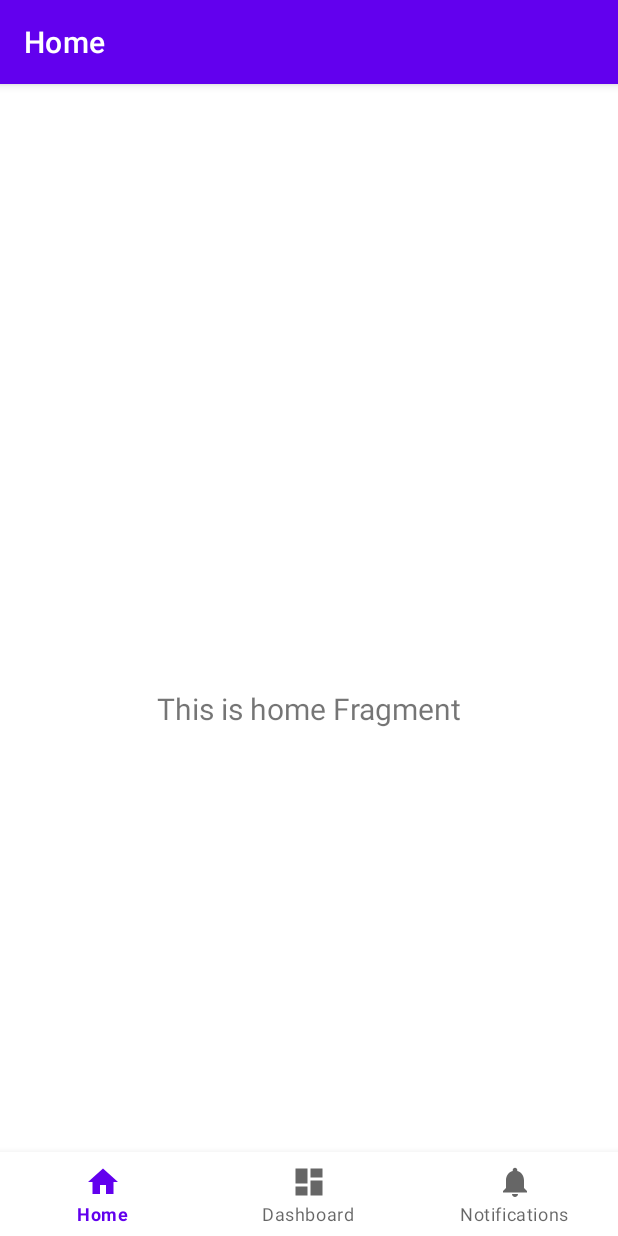
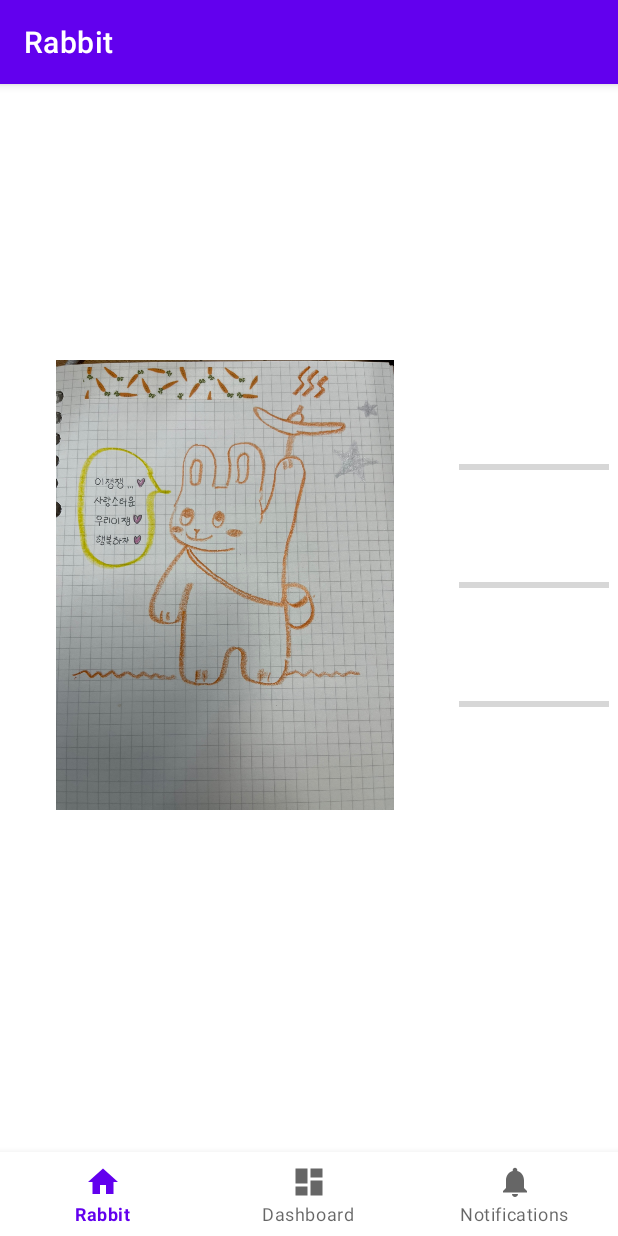
Before and after one commit to jslee314/MyRabbit, an Android app: the screen it shows after launch (MainActivity), on a phone screen of 412 x 824 dp. Run offline under Robolectric (Android 15) with nearby library versions, the phone set to English and light mode, and no system bars; our stand-ins replace navigation-ui.

Commit message:
rabbit fragment image와 progressbar 삽입

```diff
--- a/app/src/main/java/com/jslee314/myRabbit/MainActivity.kt
+++ b/app/src/main/java/com/jslee314/myRabbit/MainActivity.kt
@@ -26,7 +26,7 @@ class MainActivity : AppCompatActivity() {
         // menu should be considered as top level destinations.
         val appBarConfiguration = AppBarConfiguration(
             setOf(
-                R.id.navigation_home, R.id.navigation_dashboard, R.id.navigation_notifications
+                R.id.navigation_rabbit, R.id.navigation_dashboard, R.id.navigation_notifications
             )
         )
         setupActionBarWithNavController(navController, appBarConfiguration)
--- a/app/src/main/java/com/jslee314/myRabbit/ui/dashboard/DashboardFragment.kt
+++ b/app/src/main/java/com/jslee314/myRabbit/ui/dashboard/DashboardFragment.kt
@@ -32,6 +32,7 @@ class DashboardFragment : Fragment() {
         dashboardViewModel.text.observe(viewLifecycleOwner) {
             textView.text = it
         }
+
         return root
     }
 
--- a/app/src/main/java/com/jslee314/myRabbit/ui/home/HomeFragment.kt
+++ b/app/src/main/java/com/jslee314/myRabbit/ui/rabbit/RabbitFragment.kt
@@ -1,4 +1,4 @@
-package com.jslee314.myRabbit.ui.home
+package com.jslee314.myRabbit.ui.rabbit
 
 import android.os.Bundle
 import android.view.LayoutInflater
@@ -7,14 +7,13 @@ import android.view.ViewGroup
 import android.widget.TextView
 import androidx.fragment.app.Fragment
 import androidx.lifecycle.ViewModelProvider
-import com.jslee314.myRabbit.databinding.FragmentHomeBinding
+import com.jslee314.myRabbit.databinding.FragmentRabbitBinding
 
-class HomeFragment : Fragment() {
+class RabbitFragment : Fragment() {
 
-    private var _binding: FragmentHomeBinding? = null
+    private var _binding: FragmentRabbitBinding? = null
 
-    // This property is only valid between onCreateView and
-    // onDestroyView.
+    // This property is only valid between onCreateView and onDestroyView.
     private val binding get() = _binding!!
 
     override fun onCreateView(
@@ -22,15 +21,15 @@ class HomeFragment : Fragment() {
         container: ViewGroup?,
         savedInstanceState: Bundle?
     ): View {
-        val homeViewModel =
-            ViewModelProvider(this).get(HomeViewModel::class.java)
+        val rabbitViewModel =
+            ViewModelProvider(this).get(RabbitViewModel::class.java)
 
-        _binding = FragmentHomeBinding.inflate(inflater, container, false)
+        _binding = FragmentRabbitBinding.inflate(inflater, container, false)
         val root: View = binding.root
 
         val textView: TextView = binding.textHome
-        homeViewModel.text.observe(viewLifecycleOwner) {
-            textView.text = it
+        rabbitViewModel.text.observe(viewLifecycleOwner) {
+           // textView.text = it
         }
         return root
     }
--- a/app/src/main/java/com/jslee314/myRabbit/ui/home/HomeViewModel.kt
+++ b/app/src/main/java/com/jslee314/myRabbit/ui/rabbit/RabbitViewModel.kt
@@ -1,10 +1,10 @@
-package com.jslee314.myRabbit.ui.home
+package com.jslee314.myRabbit.ui.rabbit
 
 import androidx.lifecycle.LiveData
 import androidx.lifecycle.MutableLiveData
 import androidx.lifecycle.ViewModel
 
-class HomeViewModel : ViewModel() {
+class RabbitViewModel : ViewModel() {
 
     private val _text = MutableLiveData<String>().apply {
         value = "This is home Fragment"
--- a/app/src/main/res/layout/fragment_home.xml
+++ /dev/null
@@ -1,22 +0,0 @@
-<?xml version="1.0" encoding="utf-8"?>
-<androidx.constraintlayout.widget.ConstraintLayout xmlns:android="http://schemas.android.com/apk/res/android"
-    xmlns:app="http://schemas.android.com/apk/res-auto"
-    xmlns:tools="http://schemas.android.com/tools"
-    android:layout_width="match_parent"
-    android:layout_height="match_parent"
-    tools:context=".ui.home.HomeFragment">
-
-    <TextView
-        android:id="@+id/text_home"
-        android:layout_width="match_parent"
-        android:layout_height="wrap_content"
-        android:layout_marginStart="8dp"
-        android:layout_marginTop="8dp"
-        android:layout_marginEnd="8dp"
-        android:textAlignment="center"
-        android:textSize="20sp"
-        app:layout_constraintBottom_toBottomOf="parent"
-        app:layout_constraintEnd_toEndOf="parent"
-        app:layout_constraintStart_toStartOf="parent"
-        app:layout_constraintTop_toTopOf="parent" />
-</androidx.constraintlayout.widget.ConstraintLayout>
--- /dev/null
+++ b/app/src/main/res/layout/fragment_rabbit.xml
@@ -0,0 +1,59 @@
+<?xml version="1.0" encoding="utf-8"?>
+<androidx.constraintlayout.widget.ConstraintLayout
+    xmlns:android="http://schemas.android.com/apk/res/android"
+    xmlns:app="http://schemas.android.com/apk/res-auto"
+    xmlns:tools="http://schemas.android.com/tools"
+    android:layout_width="match_parent"
+    android:layout_height="match_parent"
+    tools:context=".ui.rabbit.RabbitFragment">
+
+    <ProgressBar
+        android:id="@+id/progressBarHP"
+        style="?android:attr/progressBarStyleHorizontal"
+        android:layout_width="100dp"
+        android:layout_height="wrap_content"
+        app:layout_constraintBottom_toTopOf="@+id/progressBarMP"
+        app:layout_constraintEnd_toEndOf="parent"
+        app:layout_constraintStart_toEndOf="@+id/imageView"
+        app:layout_constraintTop_toTopOf="@id/imageView" />
+
+    <ProgressBar
+        android:id="@+id/progressBarMP"
+        style="?android:attr/progressBarStyleHorizontal"
+        android:layout_width="100dp"
+        android:layout_height="wrap_content"
+        app:layout_constraintBottom_toTopOf="@+id/progressBarSP"
+        app:layout_constraintEnd_toEndOf="@+id/progressBarHP"
+        app:layout_constraintStart_toStartOf="@+id/progressBarHP"
+        app:layout_constraintTop_toBottomOf="@+id/progressBarHP" />
+
+    <ProgressBar
+        android:id="@+id/progressBarSP"
+        style="?android:attr/progressBarStyleHorizontal"
+        android:layout_width="100dp"
+        android:layout_height="wrap_content"
+        app:layout_constraintBottom_toBottomOf="@+id/imageView"
+        app:layout_constraintEnd_toEndOf="@+id/progressBarHP"
+        app:layout_constraintStart_toStartOf="@+id/progressBarHP"
+        app:layout_constraintTop_toBottomOf="@+id/progressBarMP" />
+
+    <ImageView
+        android:id="@+id/imageView"
+        android:layout_width="300dp"
+        android:layout_height="300dp"
+        app:layout_constraintBottom_toTopOf="@+id/text_home"
+        app:layout_constraintStart_toStartOf="parent"
+        app:layout_constraintTop_toTopOf="parent"
+        android:src="@drawable/rabbit" />
+
+    <TextView
+        android:id="@+id/text_home"
+        android:layout_width="match_parent"
+        android:layout_height="wrap_content"
+        android:textAlignment="center"
+        android:textSize="20sp"
+        app:layout_constraintEnd_toEndOf="parent"
+        app:layout_constraintStart_toStartOf="parent"
+        app:layout_constraintTop_toBottomOf="@+id/imageView"
+        app:layout_constraintBottom_toBottomOf="parent" />
+</androidx.constraintlayout.widget.ConstraintLayout>
--- a/app/src/main/res/menu/bottom_nav_menu.xml
+++ b/app/src/main/res/menu/bottom_nav_menu.xml
@@ -2,9 +2,9 @@
 <menu xmlns:android="http://schemas.android.com/apk/res/android">
 
     <item
-        android:id="@+id/navigation_home"
+        android:id="@+id/navigation_rabbit"
         android:icon="@drawable/ic_home_black_24dp"
-        android:title="@string/title_home" />
+        android:title="@string/title_rabbit" />
 
     <item
         android:id="@+id/navigation_dashboard"
--- a/app/src/main/res/navigation/mobile_navigation.xml
+++ b/app/src/main/res/navigation/mobile_navigation.xml
@@ -3,13 +3,13 @@
     xmlns:app="http://schemas.android.com/apk/res-auto"
     xmlns:tools="http://schemas.android.com/tools"
     android:id="@+id/mobile_navigation"
-    app:startDestination="@+id/navigation_home">
+    app:startDestination="@+id/navigation_rabbit">
 
     <fragment
-        android:id="@+id/navigation_home"
-        android:name="com.jslee314.myRabbit.ui.home.HomeFragment"
-        android:label="@string/title_home"
-        tools:layout="@layout/fragment_home" />
+        android:id="@+id/navigation_rabbit"
+        android:name="com.jslee314.myRabbit.ui.rabbit.RabbitFragment"
+        android:label="@string/title_rabbit"
+        tools:layout="@layout/fragment_rabbit" />
 
     <fragment
         android:id="@+id/navigation_dashboard"
--- a/app/src/main/res/values/strings.xml
+++ b/app/src/main/res/values/strings.xml
@@ -1,6 +1,6 @@
 <resources>
     <string name="app_name">My Rabbit</string>
-    <string name="title_home">Home</string>
+    <string name="title_rabbit">Rabbit</string>
     <string name="title_dashboard">Dashboard</string>
     <string name="title_notifications">Notifications</string>
 </resources>
```
Also changed, not shown: app/src/main/res/drawable/rabbit.png (added).
